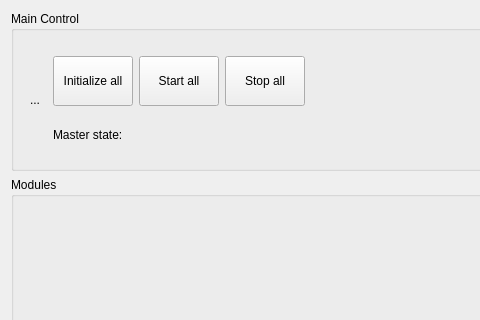
The window that process/joanhq/mainwindow/joanhq.ui (tud-hri/joan) describes before a commit, drawn with Qt 5; both pictures show x 0 to 480 and y 0 to 320 of the 737 by 500 pixel window.
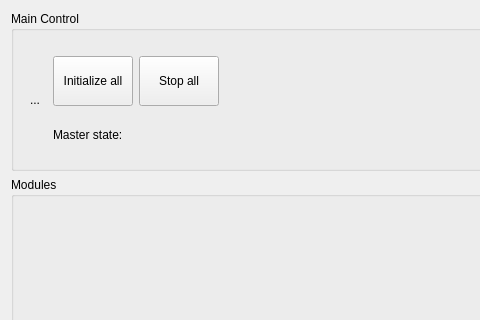
The same window after the commit.

Commit message: Removed file -> add/remove modules, start all button

The edit to the form file:
```diff
--- a/process/joanhq/mainwindow/joanhq.ui
+++ b/process/joanhq/mainwindow/joanhq.ui
@@ -74,19 +74,6 @@
             </property>
            </widget>
           </item>
-          <item>
-           <widget class="QPushButton" name="btn_start_all">
-            <property name="minimumSize">
-             <size>
-              <width>0</width>
-              <height>50</height>
-             </size>
-            </property>
-            <property name="text">
-             <string>Start all</string>
-            </property>
-           </widget>
-          </item>
           <item>
            <widget class="QPushButton" name="btn_stop_all">
             <property name="minimumSize">
```
The commit also changes 2 other files.
